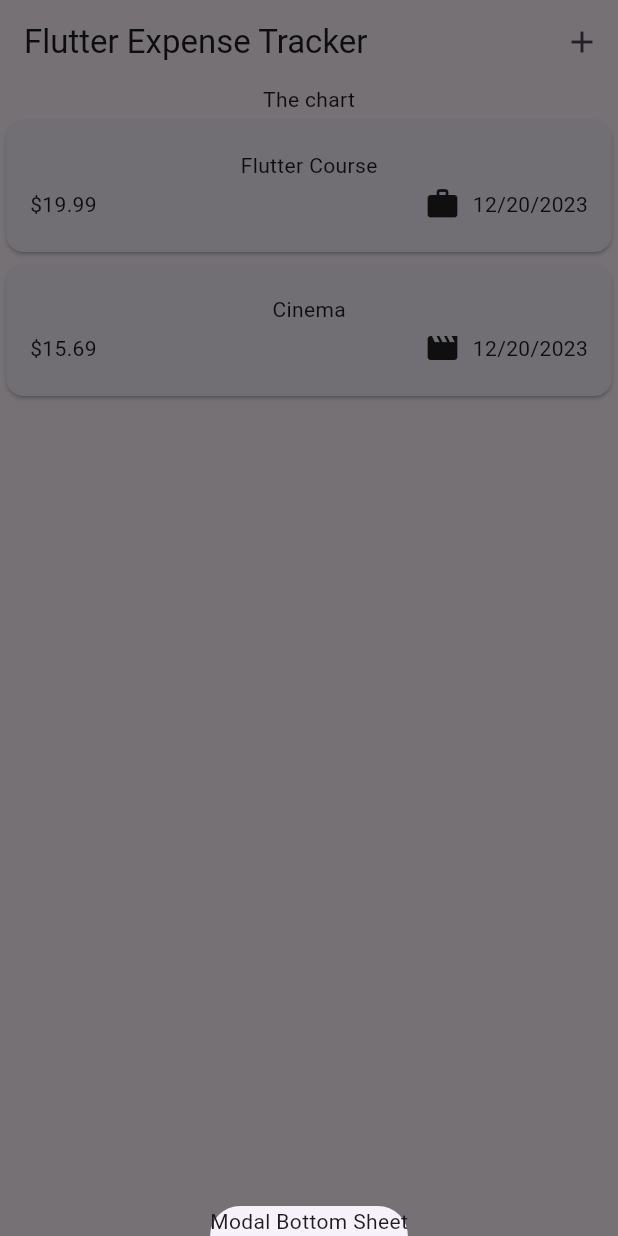
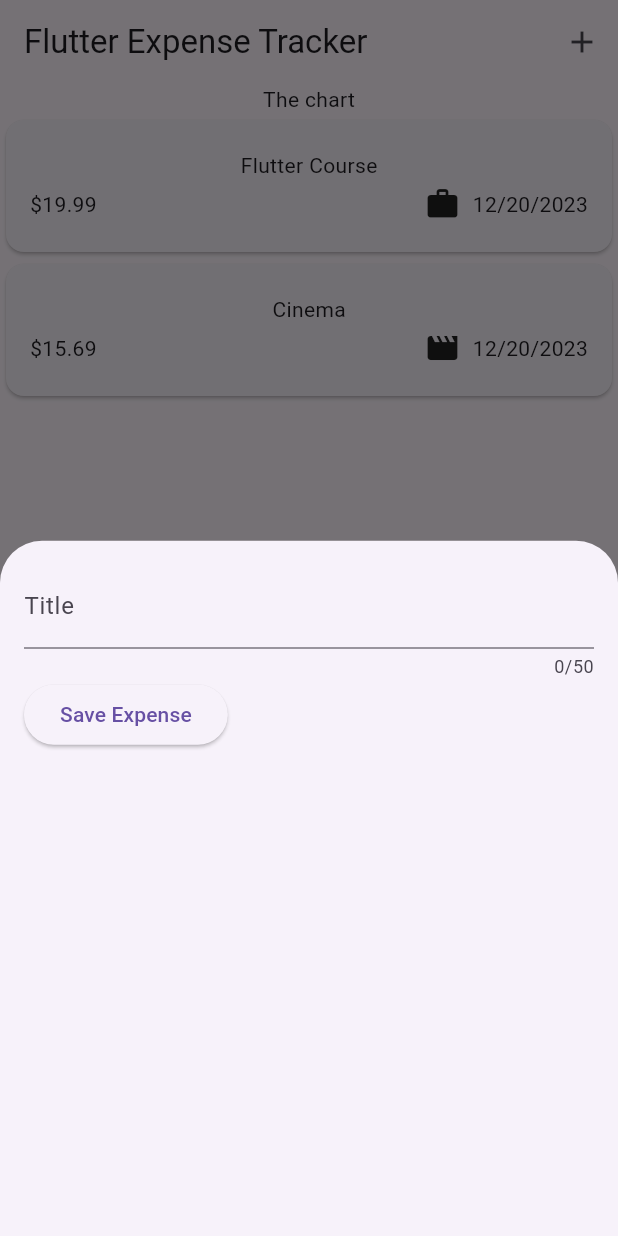
Before and after one commit to realbronoh/flutter-expense-tracker, a Flutter app: the screen it shows after launch, after a tap on the "add" icon, on a phone screen of 412 x 824 dp. Run offline on Flutter 3.47's test engine with Material 3 defaults, Android fonts, the phone set to English and light mode, and no system bars.

Commit message:
text input - TextField

```diff
--- a/lib/widgets/expenses.dart
+++ b/lib/widgets/expenses.dart
@@ -1,5 +1,6 @@
 import 'package:expense_tracker/widgets/expenses_list/expenses_list.dart';
 import 'package:expense_tracker/models/expense.dart';
+import 'package:expense_tracker/widgets/new_expense.dart';
 import 'package:flutter/material.dart';
 
 class Expenses extends StatefulWidget {
@@ -32,7 +33,7 @@ class _ExpensesState extends State<Expenses> {
     showModalBottomSheet(
       context: context,
       builder: (ctx) {
-        return Text('Modal Bottom Sheet');
+        return const NewExpense();
       },
     );
   }
--- /dev/null
+++ b/lib/widgets/new_expense.dart
@@ -0,0 +1,46 @@
+import 'package:flutter/material.dart';
+
+class NewExpense extends StatefulWidget {
+  const NewExpense({super.key});
+
+  @override
+  State<NewExpense> createState() {
+    return _NewExpenseState();
+  }
+}
+
+class _NewExpenseState extends State<NewExpense> {
+  String _enteredTitle = "";
+
+  void _saveTitleInput(String input) {
+    _enteredTitle = input;
+  }
+
+  @override
+  Widget build(BuildContext context) {
+    return Padding(
+      padding: const EdgeInsets.all(16),
+      child: Column(
+        children: [
+          TextField(
+            onChanged: _saveTitleInput,
+            maxLength: 50,
+            decoration: const InputDecoration(
+              labelText: "Title",
+            ),
+          ),
+          Row(
+            children: [
+              ElevatedButton(
+                onPressed: () {
+                  print(_enteredTitle);
+                },
+                child: const Text("Save Expense"),
+              ),
+            ],
+          )
+        ],
+      ),
+    );
+  }
+}
```
